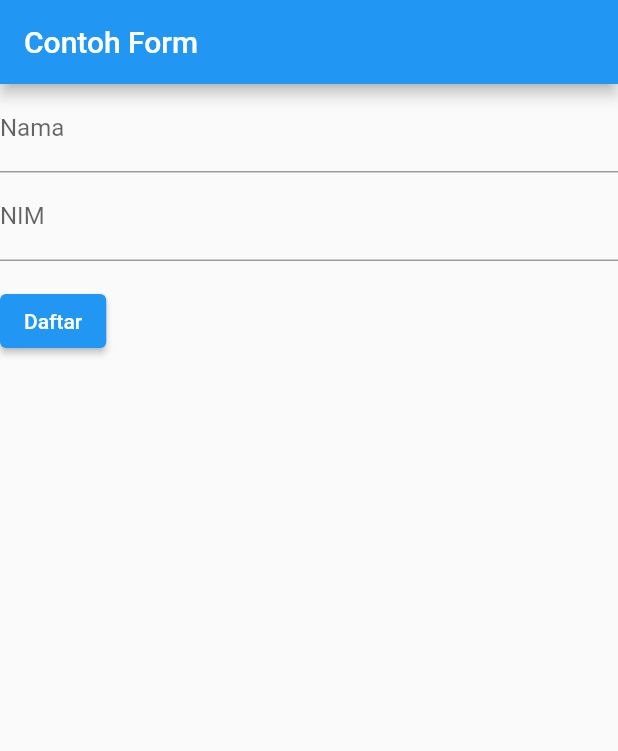
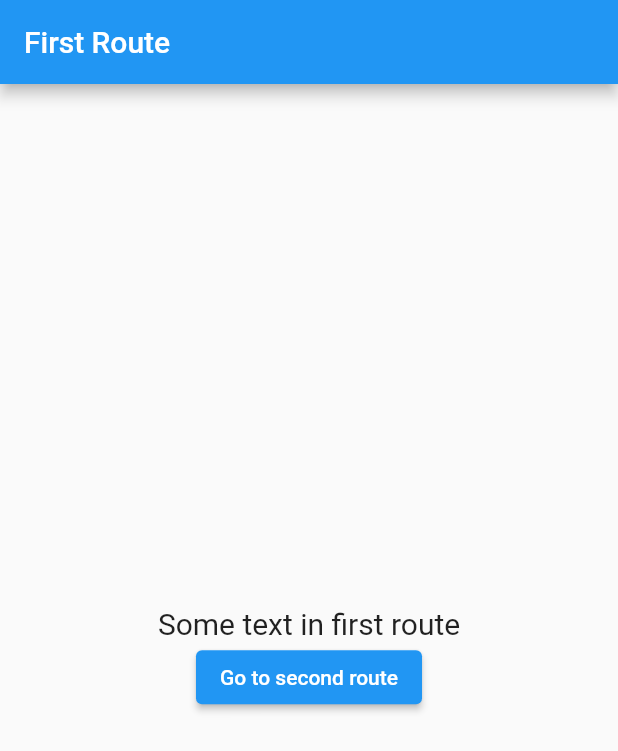
Before and after one commit to f-fathurrahman/ffr-dart-stuffs, a Flutter app: the screen it shows after launch, on a phone screen of 412 x 824 dp. Shown: the top 751 px of the screen. Run offline on Flutter 3.47's test engine with Material 2 defaults, Android fonts, the light colour scheme and no system bars; our stand-ins replace audioplayers, fl_chart, flutter_datetime_picker, image_picker, rxdart; missing offline and left inert: flutter_tex; accounts and stored records are empty; project files that could hold a hidden picture were left out.

Commit message:
Test Route

```diff
--- a/flutter/test_widgets_01/lib/main.dart
+++ b/flutter/test_widgets_01/lib/main.dart
@@ -20,7 +20,8 @@ import 'package:flutter/material.dart';
 //import 'test_checkbox03.dart';
 //import 'example_input_01.dart';
 //import 'example_form_01.dart';
-import 'example_form_02.dart';
+//import 'example_form_02.dart';
+import 'test_route_01.dart';
 
 void main() {
   runApp(MyApp());
@@ -35,7 +36,8 @@ class MyApp extends StatelessWidget {
         primarySwatch: Colors.blue,
       ),
       debugShowCheckedModeBanner: false,
-      home: ExampleForm02Page(),
+      home: FirstRoute(),
+      //home: ExampleForm02Page(),
       //home: ExampleForm01Page(),
       //home: ExampleInput01(),
       //home: MyHome(),
--- /dev/null
+++ b/flutter/test_widgets_01/lib/test_route_01.dart
@@ -0,0 +1,59 @@
+import 'package:flutter/material.dart';
+
+class FirstRoute extends StatelessWidget {
+  @override
+  Widget build(BuildContext context) {
+    return Scaffold(
+      appBar: AppBar(
+        title: Text('First Route'),
+      ),
+      body: Center(
+        child: Column(
+          mainAxisAlignment: MainAxisAlignment.center,
+          children: [
+            Text(
+              'Some text in first route',
+              style: TextStyle(fontSize: 20),
+            ),
+            ElevatedButton(
+              child: Text('Go to second route'),
+              onPressed: () {
+                Navigator.push(
+                  context,
+                  MaterialPageRoute(builder: (context) => SecondRoute()),
+                );
+              },
+            ),
+          ],)
+      ),
+    );
+  }
+}
+
+
+class SecondRoute extends StatelessWidget {
+  @override
+  Widget build(BuildContext context) {
+    return Scaffold(
+      appBar: AppBar(
+        title: Text('Second Route'),
+      ),
+      body: Center(
+        child: Column(
+          mainAxisAlignment: MainAxisAlignment.center,
+          children: [
+            Text(
+              'Some text in second route ...',
+              style: TextStyle(fontSize: 20),
+            ),
+            ElevatedButton(
+              child: Text('Go back to first route'),
+              onPressed: () {
+                Navigator.pop(context);
+              },
+            ),
+          ],)
+      ),
+    );
+  }
+}
```
